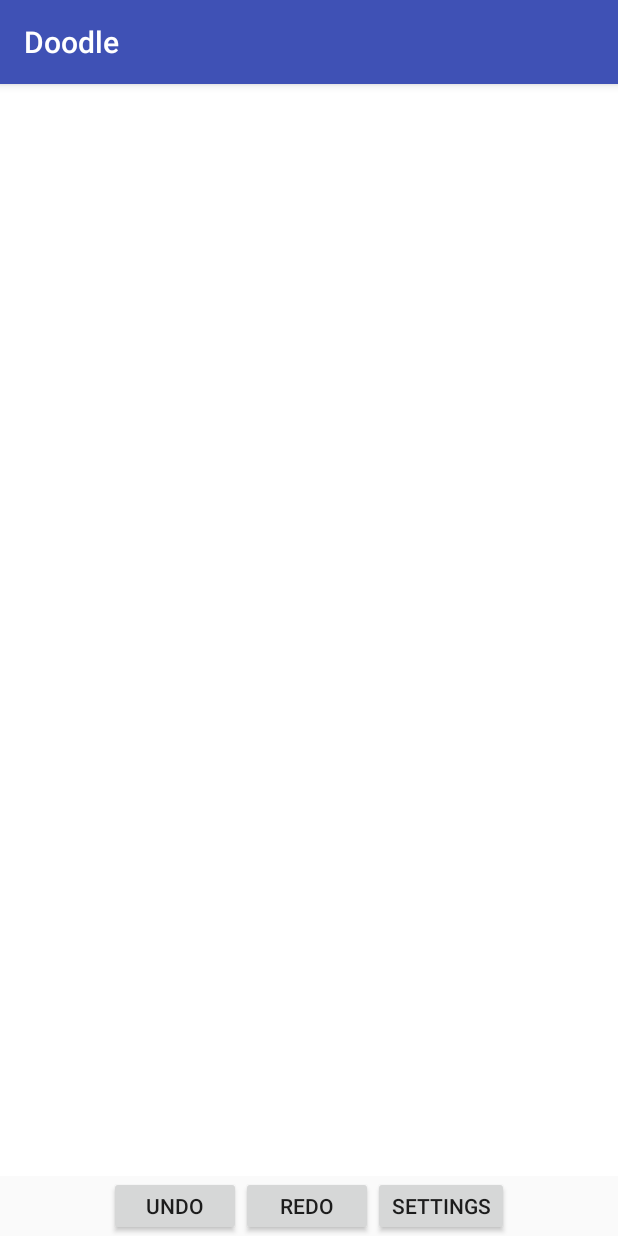
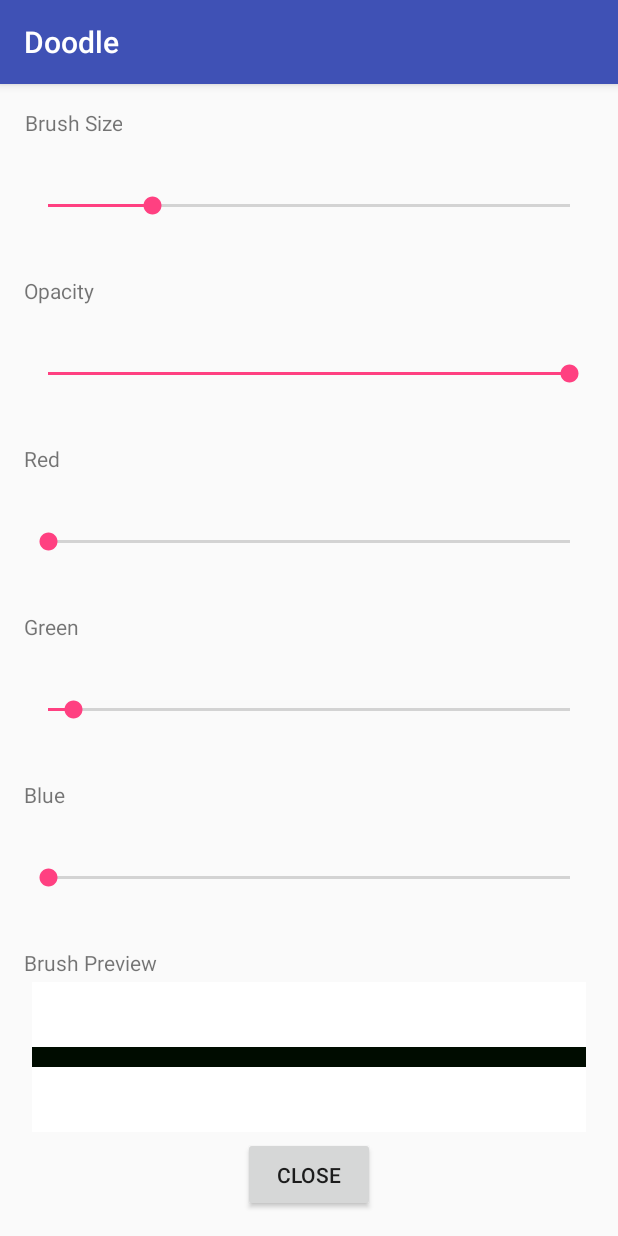
Before and after one commit to AdiAyyakad/Doodle, an Android app: the screen it shows after launch (MainActivity before the commit, SettingsActivity after it), after a tap on "SETTINGS", on a phone screen of 412 x 824 dp. Run offline under Robolectric (Android 15) with nearby library versions, the phone set to English and light mode, and no system bars.

Commit message:
Successfully moved Settings screen to another page

```diff
--- a/app/src/main/AndroidManifest.xml
+++ b/app/src/main/AndroidManifest.xml
@@ -15,7 +15,7 @@
                 <category android:name="android.intent.category.LAUNCHER" />
             </intent-filter>
         </activity>
-        <activity android:name=".Settings"></activity>
+        <activity android:name=".SettingsActivity"></activity>
     </application>
 
 </manifest>
--- a/app/src/main/java/com/cmsc434/adi/doodle/MainActivity.java
+++ b/app/src/main/java/com/cmsc434/adi/doodle/MainActivity.java
@@ -1,18 +1,30 @@
 package com.cmsc434.adi.doodle;
 
 import android.content.Intent;
+import android.content.res.Resources;
 import android.os.Bundle;
 import android.support.v7.app.AppCompatActivity;
 import android.view.View;
 
 public class MainActivity extends AppCompatActivity {
+    Resources res;
     ScribbleView scribbleView;
+
+    @Override
+    protected void onResume() {
+        super.onResume();
+
+        scribbleView.changePaintColor(Preferences.sharedInstance.paintColor);
+        scribbleView.changeBrushSize(Preferences.sharedInstance.brushSize);
+    }
 
     @Override
     protected void onCreate(Bundle savedInstanceState) {
         super.onCreate(savedInstanceState);
         setContentView(R.layout.activity_main);
 
+        Preferences.sharedInstance = new Preferences(this);
+        res = getResources();
         scribbleView = (ScribbleView) findViewById(R.id.scribble);
     }
 
@@ -25,7 +37,10 @@ public class MainActivity extends AppCompatActivity {
     }
 
     public void onClickSettings(View v) {
-        Intent i = new Intent(MainActivity.this, SettingsActivity.class);
+        Preferences.sharedInstance.paintColor = scribbleView.paintColor;
+        Preferences.sharedInstance.brushSize = scribbleView.getBrushSize();
+
+        Intent i = new Intent(this, SettingsActivity.class);
         startActivity(i);
     }
 
--- /dev/null
+++ b/app/src/main/java/com/cmsc434/adi/doodle/Preferences.java
@@ -0,0 +1,26 @@
+package com.cmsc434.adi.doodle;
+
+import android.content.Context;
+import android.content.res.Resources;
+import android.graphics.Color;
+
+/**
+ * Created by Adi on 11/7/16.
+ */
+
+public class Preferences {
+    public static Preferences sharedInstance;
+    private Resources res;
+    int brushSize;
+    int paintColor;
+
+    public Preferences(Context context) {
+        sharedInstance = this;
+        res = context.getResources();
+        brushSize = res.getInteger(R.integer.initial_size);
+        paintColor = Color.argb(res.getInteger(R.integer.initial_opacity),
+                res.getInteger(R.integer.initial_red),
+                res.getInteger(R.integer.initial_green),
+                res.getInteger(R.integer.initial_blue));
+    }
+}
--- a/app/src/main/java/com/cmsc434/adi/doodle/ScribbleView.java
+++ b/app/src/main/java/com/cmsc434/adi/doodle/ScribbleView.java
@@ -116,4 +116,16 @@ public class ScribbleView extends View {
         }
     }
 
+    public void changePaintColor(int paintColor) {
+        this.paintColor = paintColor;
+        drawPaint.setColor(paintColor);
+    }
+
+    public void changeBrushSize(int brushSize) {
+        drawPaint.setStrokeWidth(brushSize);
+    }
+
+    public int getBrushSize() {
+        return (int) drawPaint.getStrokeWidth();
+    }
 }
--- a/app/src/main/java/com/cmsc434/adi/doodle/SettingsActivity.java
+++ b/app/src/main/java/com/cmsc434/adi/doodle/SettingsActivity.java
@@ -1,5 +1,6 @@
 package com.cmsc434.adi.doodle;
 
+import android.content.res.Resources;
 import android.graphics.Color;
 import android.support.v7.app.AppCompatActivity;
 import android.os.Bundle;
@@ -7,25 +8,44 @@ import android.view.View;
 import android.widget.SeekBar;
 
 public class SettingsActivity extends AppCompatActivity {
-    ScribbleView scribbleView;
+    Resources res;
     BrushPreviewView brushPreviewView;
+    int paintColor;
+    int brushSize;
 
     @Override
     protected void onCreate(Bundle savedInstanceState) {
         super.onCreate(savedInstanceState);
         setContentView(R.layout.activity_settings);
+
+        res = getResources();
+        getIntentInfo();
         setupBrushSizeSeekBar();
     }
 
+    // MARK: - Setup
+
+    private void getIntentInfo() {
+        paintColor = Preferences.sharedInstance.paintColor;
+        brushSize = Preferences.sharedInstance.brushSize;
+    }
+
     private void setupBrushSizeSeekBar() {
-        scribbleView = (ScribbleView) findViewById(R.id.scribble);
         brushPreviewView = (BrushPreviewView) findViewById(R.id.brush_preview_view);
+        brushPreviewView.changeSize(brushSize);
+        brushPreviewView.changeColor(paintColor);
 
         SeekBar brushSizeSeekBar = (SeekBar) findViewById(R.id.brush_seek_bar);
         SeekBar opacitySeekBar = (SeekBar) findViewById(R.id.opacity_seek_bar);
         SeekBar redSeekBar = (SeekBar) findViewById(R.id.red_seek_bar);
         SeekBar greenSeekBar = (SeekBar) findViewById(R.id.green_seek_bar);
         SeekBar blueSeekBar = (SeekBar) findViewById(R.id.blue_seek_bar);
+
+        brushSizeSeekBar.setProgress(brushSize);
+        opacitySeekBar.setProgress(Color.alpha(paintColor));
+        redSeekBar.setProgress(Color.red(paintColor));
+        greenSeekBar.setProgress(Color.green(paintColor));
+        blueSeekBar.setProgress(Color.blue(paintColor));
 
         BrushSeekListener listener = new BrushSeekListener();
 
@@ -37,45 +57,48 @@ public class SettingsActivity extends AppCompatActivity {
 
     }
 
+    // MARK: - On Click
+
+    public void onClickClose(View v) {
+        Preferences.sharedInstance.paintColor = paintColor;
+        Preferences.sharedInstance.brushSize = brushSize;
+        finish();
+    }
+
     // MARK: - Listener
 
     class BrushSeekListener implements SeekBar.OnSeekBarChangeListener {
         @Override
         public void onProgressChanged(SeekBar seekBar, int i, boolean b) {
-            if (seekBar.getId() == R.id.brush_seek_bar) {
-                scribbleView.drawPaint.setStrokeWidth(i);
+            if (seekBar.getId() == R.id.brush_seek_bar) { // change brush size
+                brushSize = i;
                 brushPreviewView.changeSize(i);
-            } else {
-                changeColor(seekBar, i);
-            }
-        }
-
-        private void changeColor(SeekBar seekBar, int i) {
-            int paint = scribbleView.paintColor;
-            int alpha = Color.alpha(paint);
-            int red = Color.red(paint);
-            int green = Color.green(paint);
-            int blue = Color.blue(paint);
+            } else { // change paintColor
+                int alpha = Color.alpha(paintColor);
+                int red = Color.red(paintColor);
+                int green = Color.green(paintColor);
+                int blue = Color.blue(paintColor);
 
                 switch (seekBar.getId()) {
                     case R.id.opacity_seek_bar:
-                    scribbleView.paintColor = Color.argb(i, red, green, blue);
+                        paintColor = Color.argb(i, red, green, blue);
                         break;
                     case R.id.red_seek_bar:
-                    scribbleView.paintColor = Color.argb(alpha, i, green, blue);
+                        paintColor = Color.argb(alpha, i, green, blue);
                         break;
                     case R.id.green_seek_bar:
-                    scribbleView.paintColor = Color.argb(alpha, red, i, blue);
+                        paintColor = Color.argb(alpha, red, i, blue);
                         break;
                     case R.id.blue_seek_bar:
-                    scribbleView.paintColor = Color.argb(alpha, red, green, i);
+                        paintColor = Color.argb(alpha, red, green, i);
                         break;
                     default:
                         throw new IllegalArgumentException("Invalid seek bar changed");
                 }
 
-            scribbleView.drawPaint.setColor(scribbleView.paintColor);
-            brushPreviewView.changeColor(scribbleView.paintColor);
+
+                brushPreviewView.changeColor(paintColor);
+            }
         }
 
         @Override
--- a/app/src/main/res/layout/activity_settings.xml
+++ b/app/src/main/res/layout/activity_settings.xml
@@ -20,7 +20,6 @@
     <SeekBar
         android:id="@+id/brush_seek_bar"
         android:max="@integer/max_brush_size"
-        android:progress="@integer/initial_size"
         android:layout_width="match_parent"
         android:layout_height="0dp"
         android:layout_weight="0.96"/>
@@ -34,7 +33,6 @@
     <SeekBar
         android:id="@+id/opacity_seek_bar"
         android:max="@integer/max_opacity"
-        android:progress="@integer/initial_opacity"
         android:layout_width="match_parent"
         android:layout_height="0dp"
         android:layout_weight="0.96" />
@@ -48,7 +46,6 @@
     <SeekBar
         android:id="@+id/red_seek_bar"
         android:max="@integer/max_color"
-        android:progress="@integer/initial_red"
         android:layout_width="match_parent"
         android:layout_height="0dp"
         android:layout_weight="0.96" />
@@ -62,7 +59,6 @@
     <SeekBar
         android:id="@+id/green_seek_bar"
         android:max="@integer/max_color"
-        android:progress="@integer/initial_green"
         android:layout_width="match_parent"
         android:layout_height="0dp"
         android:layout_weight="0.96" />
@@ -76,7 +72,6 @@
     <SeekBar
         android:id="@+id/blue_seek_bar"
         android:max="@integer/max_color"
-        android:progress="@integer/initial_blue"
         android:layout_width="match_parent"
         android:layout_height="0dp"
         android:layout_weight="0.96" />
@@ -97,4 +92,11 @@
         android:background="#FFFFFFFF"
         android:layout_width="wrap_content" />
 
+    <Button
+        android:layout_width="wrap_content"
+        android:layout_height="50dp"
+        android:text="@string/close"
+        android:layout_gravity="center"
+        android:onClick="onClickClose"/>
+
 </LinearLayout>
```
Also changed, not shown: app/src/main/res/values/strings.xml (+7 -0 lines). Lines whose indentation alone changed are shown as unchanged.
